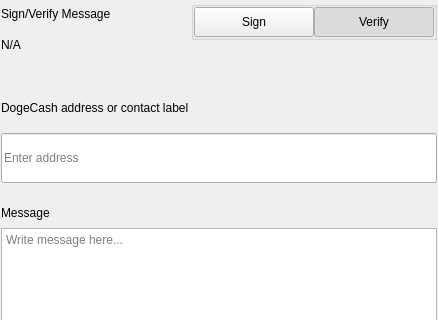
The window that src/qt/dogecash/settings/forms/settingssignmessagewidgets.ui (Liquid369/blank) describes before a commit, drawn with Qt 5; both pictures show x 0 to 438 and y 0 to 320 of the 438 by 579 pixel window.
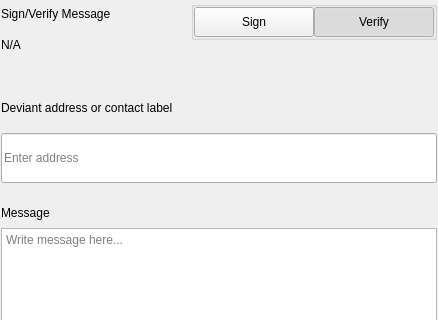
The same window after the commit.

Patch:
```diff
--- a/src/qt/dogecash/settings/forms/settingssignmessagewidgets.ui
+++ b/src/qt/dogecash/settings/forms/settingssignmessagewidgets.ui
@@ -276,7 +276,7 @@
                </size>
               </property>
               <property name="text">
-               <string>DogeCash address or contact label</string>
+               <string>Deviant address or contact label</string>
               </property>
              </widget>
             </item>
```
